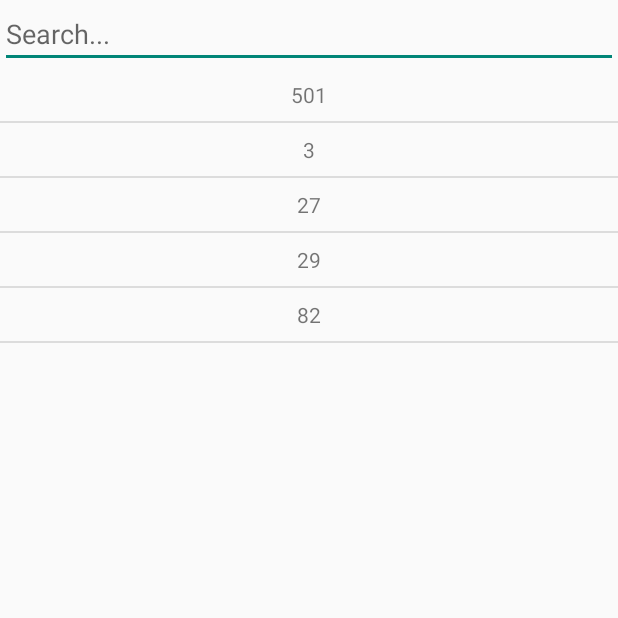
After one commit to alonmorad/ImprovedMikom, an Android app: the LineSearch screen opened directly, with no data from a screen before it, on a phone screen of 412 x 824 dp, the top half of it. The commit adds this screen. Run offline under Robolectric (Android 15) with nearby library versions, the phone set to English and light mode, and no system bars.

```diff
--- /dev/null
+++ b/app/src/main/java/com/example/alon/mikommeorer/LineSearch.java
@@ -0,0 +1,54 @@
+package com.example.alon.mikommeorer;
+
+import android.content.Intent;
+import android.support.v7.app.AppCompatActivity;
+import android.os.Bundle;
+import android.text.Editable;
+import android.text.TextWatcher;
+import android.view.View;
+import android.widget.AdapterView;
+import android.widget.ArrayAdapter;
+import android.widget.EditText;
+import android.widget.ListView;
+
+public class LineSearch extends AppCompatActivity {
+    private ListView listView;
+    private EditText etSearch;
+    private ArrayAdapter<String> adapter;
+    String lines []={"501", "3", "27", "29", "82"};
+
+    @Override
+    protected void onCreate(Bundle savedInstanceState) {
+        super.onCreate(savedInstanceState);
+        setContentView(R.layout.activity_line_search);
+        listView=(ListView)findViewById(R.id.listViewLines);
+        etSearch=(EditText)findViewById(R.id.etsearch);
+        adapter=new ArrayAdapter<String>(this,R.layout.test,R.id.textView,lines);
+        listView.setAdapter(adapter);
+        listView.setOnItemClickListener(new AdapterView.OnItemClickListener() {
+            @Override
+            public void onItemClick(AdapterView<?> adapterView, View view, int i, long l) {
+                String lineChoosed=String.valueOf(adapterView.getItemAtPosition(i));
+                Intent intent=new Intent(LineSearch.this,MapsActivity.class);
+                intent.putExtra("data",lineChoosed);
+                startActivity(intent);
+            }
+        });
+        etSearch.addTextChangedListener(new TextWatcher() {
+            @Override
+            public void beforeTextChanged(CharSequence charSequence, int i, int i1, int i2) {
+
+            }
+
+            @Override
+            public void onTextChanged(CharSequence charSequence, int i, int i1, int i2) {
+                LineSearch.this.adapter.getFilter().filter(charSequence);
+            }
+
+            @Override
+            public void afterTextChanged(Editable editable) {
+
+            }
+        });
+    }
+}
--- /dev/null
+++ b/app/src/main/res/layout/activity_line_search.xml
@@ -0,0 +1,25 @@
+<?xml version="1.0" encoding="utf-8"?>
+<LinearLayout xmlns:android="http://schemas.android.com/apk/res/android"
+    xmlns:app="http://schemas.android.com/apk/res-auto"
+    xmlns:tools="http://schemas.android.com/tools"
+    android:layout_width="match_parent"
+    android:layout_height="match_parent"
+    android:orientation="vertical"
+    tools:context="com.example.alon.mikommeorer.LineSearch">
+
+    <EditText
+        android:layout_width="match_parent"
+        android:layout_height="wrap_content"
+        android:id="@+id/etsearch"
+        android:hint="Search..."/>
+
+
+    <ListView
+        android:layout_width="match_parent"
+        android:layout_height="wrap_content"
+        android:id="@+id/listViewLines"
+        android:layout_gravity="left"
+        android:layout_weight="1"
+        />
+
+</LinearLayout>
```
Also changed, not shown: app/src/main/AndroidManifest.xml (+4 -3 lines), app/src/main/java/com/example/alon/mikommeorer/DashBoard.java (+6 -2 lines), app/src/main/java/com/example/alon/mikommeorer/MapsActivity.java (+7 -3 lines), app/src/main/java/com/example/alon/mikommeorer/Station.java (+11 -1 lines), app/src/main/java/com/example/alon/mikommeorer/StationSearch.java (+0 -38 lines).
